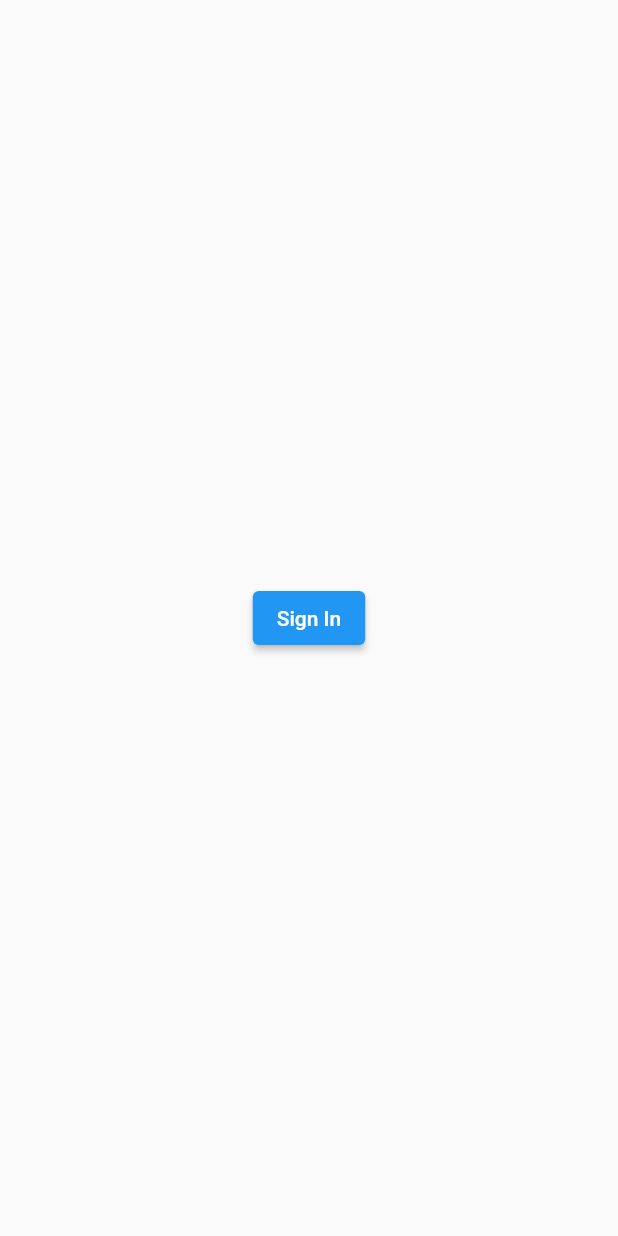
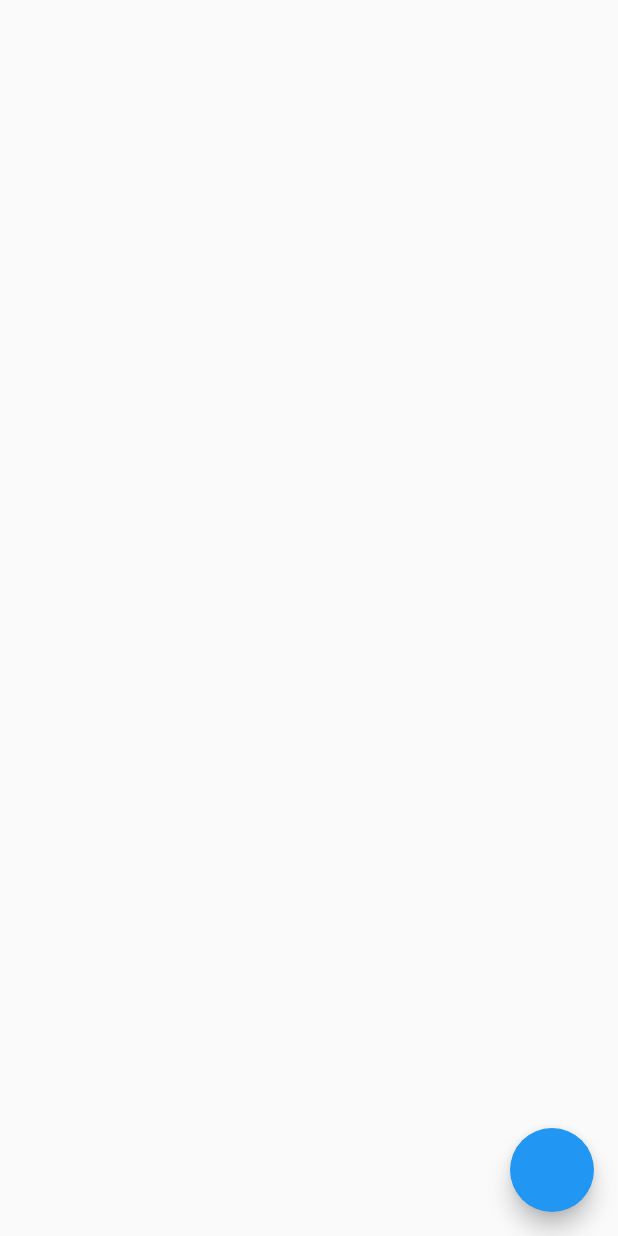
Before and after one commit to spike04/Stacked-Setup, a Flutter app: the screen it shows after launch, on a phone screen of 412 x 824 dp. Run offline on Flutter 3.47's test engine with Material 2 defaults, Android fonts, the phone set to English and light mode, and no system bars; our stand-ins replace firebase_core, stacked, stacked_services; missing offline and left inert: stacked_firebase_auth; accounts and stored records are empty.

```diff
--- /dev/null
+++ b/lib/app/app.locator.dart
@@ -0,0 +1,16 @@
+// GENERATED CODE - DO NOT MODIFY BY HAND
+
+// **************************************************************************
+// StackedGetItGenerator
+// **************************************************************************
+
+// ignore_for_file: public_member_api_docs
+
+import 'package:stacked/stacked.dart';
+import 'package:stacked_services/stacked_services.dart';
+
+final locator = StackedLocator.instance;
+
+void setupLocator() {
+  locator.registerLazySingleton(() => NavigationService());
+}
--- /dev/null
+++ b/lib/app/app.router.dart
@@ -0,0 +1,48 @@
+// GENERATED CODE - DO NOT MODIFY BY HAND
+
+// **************************************************************************
+// StackedRouterGenerator
+// **************************************************************************
+
+// ignore_for_file: public_member_api_docs
+
+import 'package:flutter/cupertino.dart';
+import 'package:flutter/material.dart';
+import 'package:stacked/stacked.dart';
+
+import '../ui/second/second_view.dart';
+import '../ui/startup/startup_view.dart';
+
+class Routes {
+  static const String startUpView = '/';
+  static const String secondView = '/second-view';
+  static const all = <String>{
+    startUpView,
+    secondView,
+  };
+}
+
+class StackedRouter extends RouterBase {
+  @override
+  List<RouteDef> get routes => _routes;
+  final _routes = <RouteDef>[
+    RouteDef(Routes.startUpView, page: StartUpView),
+    RouteDef(Routes.secondView, page: SecondView),
+  ];
+  @override
+  Map<Type, StackedRouteFactory> get pagesMap => _pagesMap;
+  final _pagesMap = <Type, StackedRouteFactory>{
+    StartUpView: (data) {
+      return MaterialPageRoute<dynamic>(
+        builder: (context) => const StartUpView(),
+        settings: data,
+      );
+    },
+    SecondView: (data) {
+      return CupertinoPageRoute<dynamic>(
+        builder: (context) => const SecondView(),
+        settings: data,
+      );
+    },
+  };
+}
--- a/lib/main.dart
+++ b/lib/main.dart
@@ -1,11 +1,14 @@
 import 'package:firebase_core/firebase_core.dart';
 import 'package:flutter/material.dart';
 import 'package:stacked_firebase_auth/stacked_firebase_auth.dart';
+import 'package:stacked_services/stacked_services.dart';
+import 'package:stacked_setup/app/app.locator.dart';
+import 'package:stacked_setup/app/app.router.dart';
 
 Future main() async {
   WidgetsFlutterBinding.ensureInitialized();
   await Firebase.initializeApp();
-
+  setupLocator();
   runApp(MyApp());
 }
 
@@ -18,7 +21,8 @@ class MyApp extends StatelessWidget {
         primarySwatch: Colors.blue,
         visualDensity: VisualDensity.adaptivePlatformDensity,
       ),
-      home: HomePage(),
+      navigatorKey: StackedService.navigatorKey,
+      onGenerateRoute: StackedRouter().onGenerateRoute,
     );
   }
 }
--- /dev/null
+++ b/lib/ui/startup/startup_view.dart
@@ -0,0 +1,25 @@
+import 'package:flutter/material.dart';
+import 'package:stacked/stacked.dart';
+
+import 'startup_viewmodel.dart';
+
+// UI CODE ONLY
+
+class StartUpView extends StatelessWidget {
+  const StartUpView({Key key}) : super(key: key);
+
+  @override
+  Widget build(BuildContext context) {
+    return ViewModelBuilder<StartUpViewModel>.reactive(
+      viewModelBuilder: () => StartUpViewModel(),
+      builder: (context, model, child) => Scaffold(
+        floatingActionButton: FloatingActionButton(
+          onPressed: model.doSomething,
+        ),
+        body: Center(
+          child: Text(model.title),
+        ),
+      ),
+    );
+  }
+}
--- /dev/null
+++ b/lib/ui/startup/startup_viewmodel.dart
@@ -0,0 +1,16 @@
+import 'package:stacked/stacked.dart';
+import 'package:stacked_services/stacked_services.dart';
+import 'package:stacked_setup/app/app.locator.dart';
+import 'package:stacked_setup/app/app.router.dart';
+
+// BUSINESS LOGIC AND VIEW STATE
+
+class StartUpViewModel extends BaseViewModel {
+  final _navigationService = locator<NavigationService>();
+
+  String title = '';
+
+  void doSomething() {
+    _navigationService.navigateTo(Routes.secondView);
+  }
+}
```
Also changed, not shown: lib/app/app.dart (added, +17 -0 lines), lib/ui/second/second_view.dart (added, +27 -0 lines), lib/ui/second/second_viewmodel.dart (added, +11 -0 lines), pubspec.yaml (+6 -5 lines), pubspec.lock, 1 other file.
